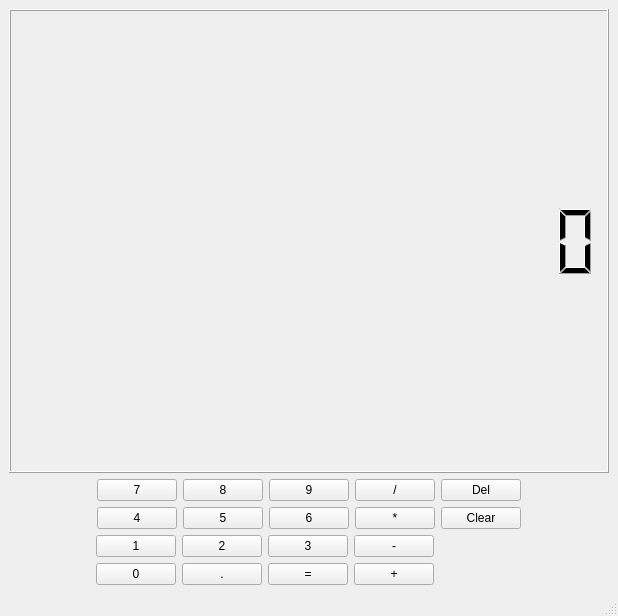
Before: the Qt Designer form calculator.ui in ITT-21SS-UR/assignment-02-SarahKurek, drawn with Qt 5.
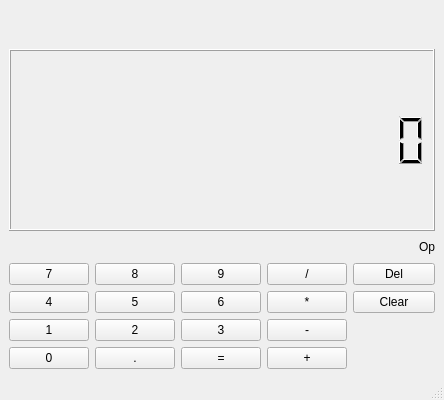
After: the same form once the commit is applied.

Commit message: Major improvements of calculator

Diff of the .ui file:
```diff
--- a/calculator.ui
+++ b/calculator.ui
@@ -6,14 +6,14 @@
    <rect>
     <x>0</x>
     <y>0</y>
-    <width>618</width>
-    <height>616</height>
+    <width>444</width>
+    <height>400</height>
    </rect>
   </property>
   <property name="minimumSize">
    <size>
-    <width>618</width>
-    <height>616</height>
+    <width>444</width>
+    <height>400</height>
    </size>
   </property>
   <property name="windowTitle">
@@ -22,226 +22,41 @@
   <widget class="QWidget" name="centralwidget">
    <layout class="QVBoxLayout" name="verticalLayout">
     <item>
-     <layout class="QGridLayout" name="gridLayout_2">
-      <item row="1" column="0">
-       <layout class="QGridLayout" name="gridLayout">
-        <item row="3" column="0">
-         <layout class="QHBoxLayout" name="horizontalLayout_4">
-          <item>
-           <spacer name="horizontalSpacer_8">
+     <spacer name="verticalSpacer">
             <property name="orientation">
-             <enum>Qt::Horizontal</enum>
+       <enum>Qt::Vertical</enum>
             </property>
             <property name="sizeHint" stdset="0">
              <size>
-              <width>40</width>
-              <height>20</height>
+        <width>20</width>
+        <height>40</height>
              </size>
             </property>
            </spacer>
           </item>
           <item>
-           <widget class="QPushButton" name="btn0">
-            <property name="layoutDirection">
-             <enum>Qt::LeftToRight</enum>
-            </property>
-            <property name="text">
-             <string>0</string>
-            </property>
-           </widget>
-          </item>
-          <item>
-           <widget class="QPushButton" name="btnPoint">
-            <property name="text">
-             <string>.</string>
-            </property>
-           </widget>
-          </item>
-          <item>
-           <widget class="QPushButton" name="btnResult">
-            <property name="text">
-             <string>=</string>
-            </property>
-           </widget>
-          </item>
-          <item>
-           <widget class="QPushButton" name="btnPlus">
-            <property name="text">
-             <string>+</string>
-            </property>
-           </widget>
-          </item>
-          <item>
-           <spacer name="horizontalSpacer_4">
-            <property name="orientation">
-             <enum>Qt::Horizontal</enum>
-            </property>
-            <property name="sizeHint" stdset="0">
+     <widget class="QLCDNumber" name="lcdNumber">
+      <property name="sizePolicy">
+       <sizepolicy hsizetype="Preferred" vsizetype="Preferred">
+        <horstretch>0</horstretch>
+        <verstretch>1</verstretch>
+       </sizepolicy>
+      </property>
+      <property name="maximumSize">
              <size>
-              <width>78</width>
-              <height>20</height>
-             </size>
-            </property>
-           </spacer>
-          </item>
-          <item>
-           <spacer name="horizontalSpacer_9">
-            <property name="orientation">
-             <enum>Qt::Horizontal</enum>
-            </property>
-            <property name="sizeHint" stdset="0">
-             <size>
-              <width>40</width>
-              <height>20</height>
-             </size>
-            </property>
-           </spacer>
-          </item>
-         </layout>
-        </item>
-        <item row="2" column="0">
-         <layout class="QHBoxLayout" name="horizontalLayout_3">
-          <item>
-           <spacer name="horizontalSpacer_7">
-            <property name="orientation">
-             <enum>Qt::Horizontal</enum>
-            </property>
-            <property name="sizeHint" stdset="0">
-             <size>
-              <width>40</width>
-              <height>20</height>
-             </size>
-            </property>
-           </spacer>
-          </item>
-          <item>
-           <widget class="QPushButton" name="btn1">
-            <property name="text">
-             <string>1</string>
-            </property>
+        <width>16777215</width>
+        <height>16777215</height>
+       </size>
+      </property>
+      <property name="digitCount">
+       <number>15</number>
+      </property>
            </widget>
           </item>
           <item>
-           <widget class="QPushButton" name="btn2">
-            <property name="text">
-             <string>2</string>
-            </property>
-           </widget>
-          </item>
-          <item>
-           <widget class="QPushButton" name="btn3">
-            <property name="text">
-             <string>3</string>
-            </property>
-           </widget>
-          </item>
-          <item>
-           <widget class="QPushButton" name="btnMinus">
-            <property name="text">
-             <string>-</string>
-            </property>
-           </widget>
-          </item>
-          <item>
-           <spacer name="horizontalSpacer_10">
-            <property name="orientation">
-             <enum>Qt::Horizontal</enum>
-            </property>
-            <property name="sizeHint" stdset="0">
-             <size>
-              <width>40</width>
-              <height>20</height>
-             </size>
-            </property>
-           </spacer>
-          </item>
-          <item>
-           <spacer name="horizontalSpacer_3">
-            <property name="orientation">
-             <enum>Qt::Horizontal</enum>
-            </property>
-            <property name="sizeHint" stdset="0">
-             <size>
-              <width>40</width>
-              <height>20</height>
-             </size>
-            </property>
-           </spacer>
-          </item>
-         </layout>
-        </item>
-        <item row="1" column="0">
-         <layout class="QHBoxLayout" name="horizontalLayout_2">
-          <item>
-           <spacer name="horizontalSpacer_6">
-            <property name="orientation">
-             <enum>Qt::Horizontal</enum>
-            </property>
-            <property name="sizeHint" stdset="0">
-             <size>
-              <width>40</width>
-              <height>20</height>
-             </size>
-            </property>
-           </spacer>
-          </item>
-          <item>
-           <widget class="QPushButton" name="btn4">
-            <property name="layoutDirection">
-             <enum>Qt::LeftToRight</enum>
-            </property>
-            <property name="text">
-             <string>4</string>
-            </property>
-           </widget>
-          </item>
-          <item>
-           <widget class="QPushButton" name="btn5">
-            <property name="text">
-             <string>5</string>
-            </property>
-           </widget>
-          </item>
-          <item>
-           <widget class="QPushButton" name="btn6">
-            <property name="text">
-             <string>6</string>
-            </property>
-           </widget>
-          </item>
-          <item>
-           <widget class="QPushButton" name="btnTimes">
-            <property name="text">
-             <string>*</string>
-            </property>
-           </widget>
-          </item>
-          <item>
-           <widget class="QPushButton" name="btnClear">
-            <property name="text">
-             <string>Clear</string>
-            </property>
-           </widget>
-          </item>
-          <item>
-           <spacer name="horizontalSpacer_2">
-            <property name="orientation">
-             <enum>Qt::Horizontal</enum>
-            </property>
-            <property name="sizeHint" stdset="0">
-             <size>
-              <width>40</width>
-              <height>20</height>
-             </size>
-            </property>
-           </spacer>
-          </item>
-         </layout>
-        </item>
-        <item row="0" column="0">
          <layout class="QHBoxLayout" name="horizontalLayout">
           <item>
-           <spacer name="horizontalSpacer_5">
+       <spacer name="horizontalSpacer">
             <property name="orientation">
              <enum>Qt::Horizontal</enum>
             </property>
@@ -254,7 +69,24 @@
            </spacer>
           </item>
           <item>
+       <widget class="QLabel" name="lblOperator">
+        <property name="text">
+         <string>Op</string>
+        </property>
+       </widget>
+      </item>
+     </layout>
+    </item>
+    <item>
+     <layout class="QGridLayout" name="gridLayout">
+      <item row="0" column="0">
            <widget class="QPushButton" name="btn7">
+        <property name="sizePolicy">
+         <sizepolicy hsizetype="Preferred" vsizetype="Preferred">
+          <horstretch>0</horstretch>
+          <verstretch>0</verstretch>
+         </sizepolicy>
+        </property>
             <property name="layoutDirection">
              <enum>Qt::LeftToRight</enum>
             </property>
@@ -263,36 +95,180 @@
             </property>
            </widget>
           </item>
-          <item>
+      <item row="0" column="1">
            <widget class="QPushButton" name="btn8">
+        <property name="sizePolicy">
+         <sizepolicy hsizetype="Preferred" vsizetype="Preferred">
+          <horstretch>0</horstretch>
+          <verstretch>0</verstretch>
+         </sizepolicy>
+        </property>
             <property name="text">
              <string>8</string>
             </property>
            </widget>
           </item>
-          <item>
+      <item row="0" column="2">
            <widget class="QPushButton" name="btn9">
+        <property name="sizePolicy">
+         <sizepolicy hsizetype="Preferred" vsizetype="Preferred">
+          <horstretch>0</horstretch>
+          <verstretch>0</verstretch>
+         </sizepolicy>
+        </property>
             <property name="text">
              <string>9</string>
             </property>
            </widget>
           </item>
-          <item>
+      <item row="0" column="3">
            <widget class="QPushButton" name="btnDivide">
+        <property name="sizePolicy">
+         <sizepolicy hsizetype="Preferred" vsizetype="Preferred">
+          <horstretch>0</horstretch>
+          <verstretch>0</verstretch>
+         </sizepolicy>
+        </property>
             <property name="text">
              <string>/</string>
             </property>
            </widget>
           </item>
-          <item>
+      <item row="0" column="4">
            <widget class="QPushButton" name="btnDelete">
+        <property name="sizePolicy">
+         <sizepolicy hsizetype="Preferred" vsizetype="Preferred">
+          <horstretch>0</horstretch>
+          <verstretch>0</verstretch>
+         </sizepolicy>
+        </property>
             <property name="text">
              <string>Del</string>
             </property>
            </widget>
           </item>
-          <item>
-           <spacer name="horizontalSpacer">
+      <item row="1" column="0">
+       <widget class="QPushButton" name="btn4">
+        <property name="sizePolicy">
+         <sizepolicy hsizetype="Preferred" vsizetype="Preferred">
+          <horstretch>0</horstretch>
+          <verstretch>0</verstretch>
+         </sizepolicy>
+        </property>
+        <property name="layoutDirection">
+         <enum>Qt::LeftToRight</enum>
+        </property>
+        <property name="text">
+         <string>4</string>
+        </property>
+       </widget>
+      </item>
+      <item row="1" column="1">
+       <widget class="QPushButton" name="btn5">
+        <property name="sizePolicy">
+         <sizepolicy hsizetype="Preferred" vsizetype="Preferred">
+          <horstretch>0</horstretch>
+          <verstretch>0</verstretch>
+         </sizepolicy>
+        </property>
+        <property name="text">
+         <string>5</string>
+        </property>
+       </widget>
+      </item>
+      <item row="1" column="2">
+       <widget class="QPushButton" name="btn6">
+        <property name="sizePolicy">
+         <sizepolicy hsizetype="Preferred" vsizetype="Preferred">
+          <horstretch>0</horstretch>
+          <verstretch>0</verstretch>
+         </sizepolicy>
+        </property>
+        <property name="text">
+         <string>6</string>
+        </property>
+       </widget>
+      </item>
+      <item row="1" column="3">
+       <widget class="QPushButton" name="btnTimes">
+        <property name="sizePolicy">
+         <sizepolicy hsizetype="Preferred" vsizetype="Preferred">
+          <horstretch>0</horstretch>
+          <verstretch>0</verstretch>
+         </sizepolicy>
+        </property>
+        <property name="text">
+         <string>*</string>
+        </property>
+       </widget>
+      </item>
+      <item row="1" column="4">
+       <widget class="QPushButton" name="btnClear">
+        <property name="sizePolicy">
+         <sizepolicy hsizetype="Preferred" vsizetype="Preferred">
+          <horstretch>0</horstretch>
+          <verstretch>0</verstretch>
+         </sizepolicy>
+        </property>
+        <property name="text">
+         <string>Clear</string>
+        </property>
+       </widget>
+      </item>
+      <item row="2" column="0">
+       <widget class="QPushButton" name="btn1">
+        <property name="sizePolicy">
+         <sizepolicy hsizetype="Preferred" vsizetype="Preferred">
+          <horstretch>0</horstretch>
+          <verstretch>0</verstretch>
+         </sizepolicy>
+        </property>
+        <property name="text">
+         <string>1</string>
+        </property>
+       </widget>
+      </item>
+      <item row="2" column="1">
+       <widget class="QPushButton" name="btn2">
+        <property name="sizePolicy">
+         <sizepolicy hsizetype="Preferred" vsizetype="Preferred">
+          <horstretch>0</horstretch>
+          <verstretch>0</verstretch>
+         </sizepolicy>
+        </property>
+        <property name="text">
+         <string>2</string>
+        </property>
+       </widget>
+      </item>
+      <item row="2" column="2">
+       <widget class="QPushButton" name="btn3">
+        <property name="sizePolicy">
+         <sizepolicy hsizetype="Preferred" vsizetype="Preferred">
+          <horstretch>0</horstretch>
+          <verstretch>0</verstretch>
+         </sizepolicy>
+        </property>
+        <property name="text">
+         <string>3</string>
+        </property>
+       </widget>
+      </item>
+      <item row="2" column="3">
+       <widget class="QPushButton" name="btnMinus">
+        <property name="sizePolicy">
+         <sizepolicy hsizetype="Preferred" vsizetype="Preferred">
+          <horstretch>0</horstretch>
+          <verstretch>0</verstretch>
+         </sizepolicy>
+        </property>
+        <property name="text">
+         <string>-</string>
+        </property>
+       </widget>
+      </item>
+      <item row="2" column="4">
+       <spacer name="horizontalSpacer_10">
             <property name="orientation">
              <enum>Qt::Horizontal</enum>
             </property>
@@ -304,28 +280,73 @@
             </property>
            </spacer>
           </item>
-         </layout>
-        </item>
-       </layout>
+      <item row="3" column="0">
+       <widget class="QPushButton" name="btn0">
+        <property name="sizePolicy">
+         <sizepolicy hsizetype="Preferred" vsizetype="Preferred">
+          <horstretch>0</horstretch>
+          <verstretch>0</verstretch>
+         </sizepolicy>
+        </property>
+        <property name="layoutDirection">
+         <enum>Qt::LeftToRight</enum>
+        </property>
+        <property name="text">
+         <string>0</string>
+        </property>
+       </widget>
+      </item>
+      <item row="3" column="1">
+       <widget class="QPushButton" name="btnPoint">
+        <property name="sizePolicy">
+         <sizepolicy hsizetype="Preferred" vsizetype="Preferred">
+          <horstretch>0</horstretch>
+          <verstretch>0</verstretch>
+         </sizepolicy>
+        </property>
+        <property name="text">
+         <string>.</string>
+        </property>
+       </widget>
       </item>
-      <item row="0" column="0">
-       <widget class="QLCDNumber" name="lcdNumber">
+      <item row="3" column="2">
+       <widget class="QPushButton" name="btnResult">
         <property name="sizePolicy">
-         <sizepolicy hsizetype="Minimum" vsizetype="Minimum">
+         <sizepolicy hsizetype="Preferred" vsizetype="Preferred">
           <horstretch>0</horstretch>
           <verstretch>0</verstretch>
          </sizepolicy>
         </property>
-        <property name="maximumSize">
+        <property name="text">
+         <string>=</string>
+        </property>
+       </widget>
+      </item>
+      <item row="3" column="3">
+       <widget class="QPushButton" name="btnPlus">
+        <property name="sizePolicy">
+         <sizepolicy hsizetype="Preferred" vsizetype="Preferred">
+          <horstretch>0</horstretch>
+          <verstretch>0</verstretch>
+         </sizepolicy>
+        </property>
+        <property name="text">
+         <string>+</string>
+        </property>
+       </widget>
+      </item>
+      <item row="3" column="4">
+       <spacer name="horizontalSpacer_4">
+        <property name="orientation">
+         <enum>Qt::Horizontal</enum>
+        </property>
+        <property name="sizeHint" stdset="0">
          <size>
-          <width>16777215</width>
-          <height>16777215</height>
+          <width>38</width>
+          <height>20</height>
          </size>
         </property>
-        <property name="digitCount">
-         <number>15</number>
-        </property>
-       </widget>
+       </spacer>
       </item>
      </layout>
     </item>
```
Left out of the diff: 2 changed lines with no effect on the pictures. Lines whose indentation alone changed are shown as unchanged. The commit also changes 1 other file.
